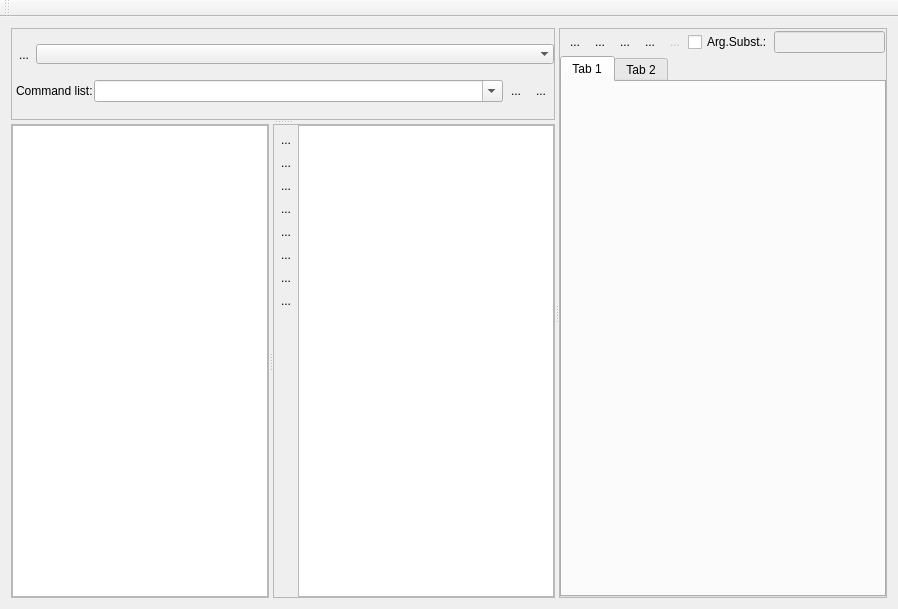
vjetten/NutShell, file nutshellqt.ui: the form before one commit.
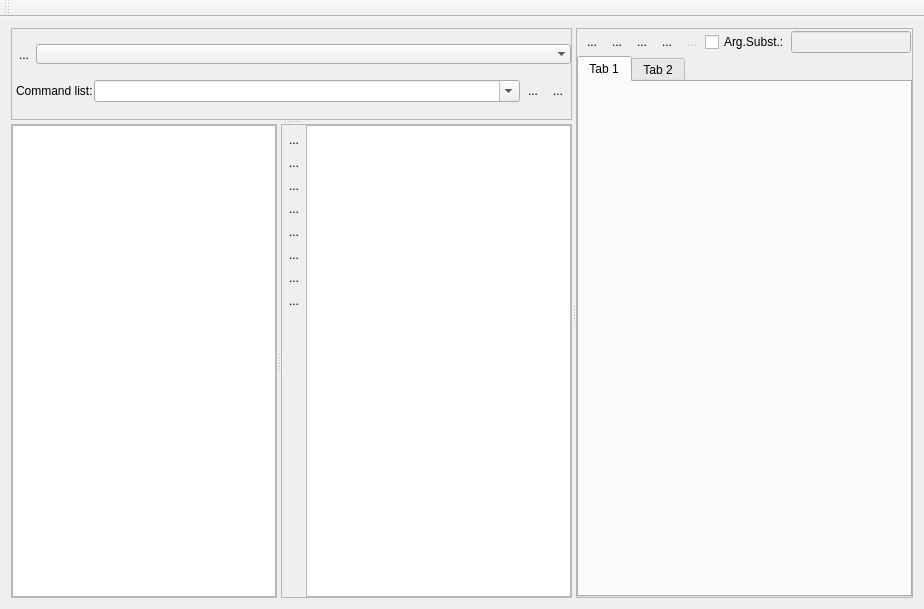
The form after the commit. Icons and pictures are not drawn.

What changed in the file:
```diff
--- a/nutshellqt.ui
+++ b/nutshellqt.ui
@@ -6,7 +6,7 @@
    <rect>
     <x>0</x>
     <y>0</y>
-    <width>898</width>
+    <width>924</width>
     <height>609</height>
    </rect>
   </property>
@@ -532,7 +532,10 @@
                </sizepolicy>
               </property>
               <property name="toolTip">
-               <string>Show model scripts</string>
+               <string/>
+              </property>
+              <property name="horizontalScrollBarPolicy">
+               <enum>Qt::ScrollBarAsNeeded</enum>
               </property>
               <property name="editTriggers">
                <set>QAbstractItemView::EditKeyPressed</set>
```
Left out of the diff: 26 changed lines with no effect on the pictures.
